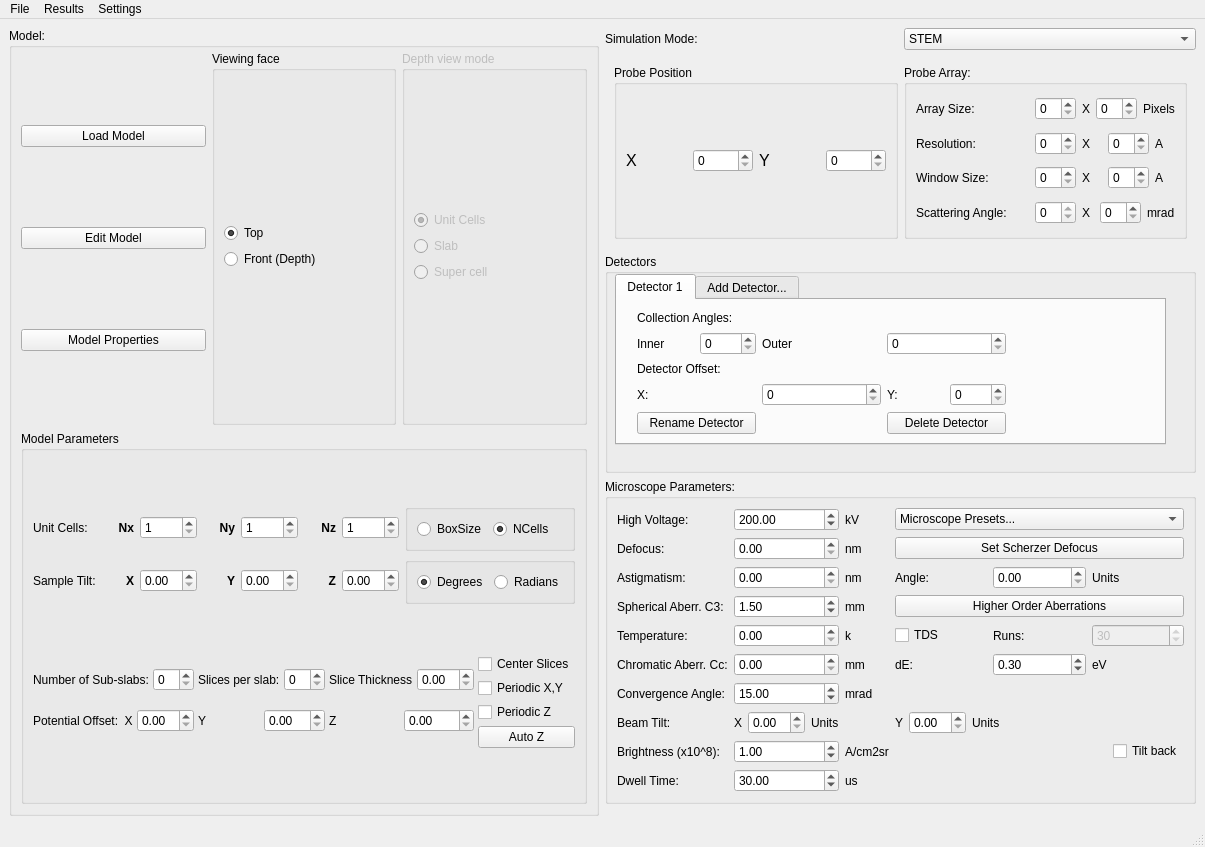
First picture: the form in GUI_Qt/qstem.ui, repository QSTEM/QSTEM, before the edit.
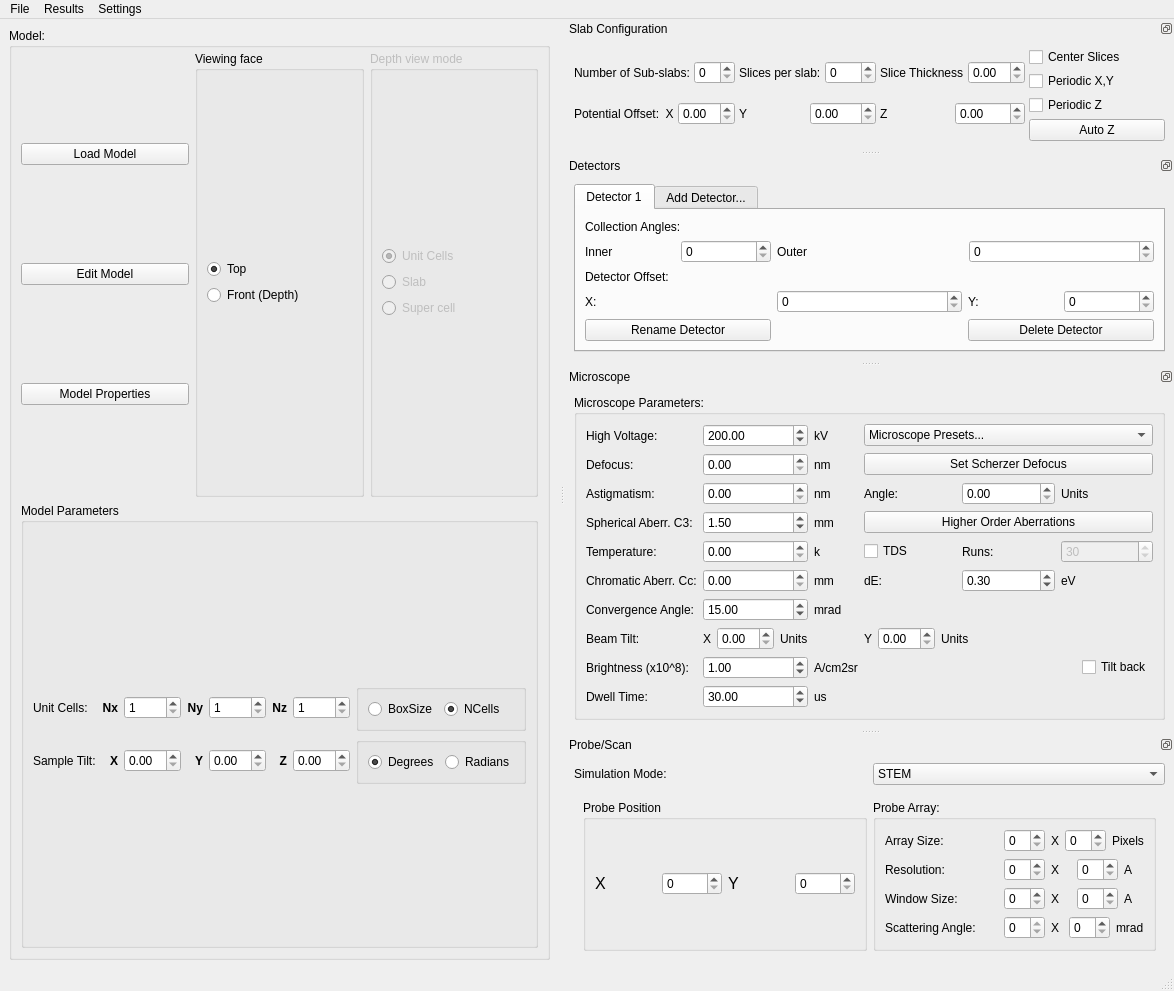
Second picture: the form after the edit. The open tabs and pages were chosen to show the change.

Commit message: tweak layout of main ui

```diff
--- a/GUI_Qt/qstem.ui
+++ b/GUI_Qt/qstem.ui
@@ -6,8 +6,8 @@
    <rect>
     <x>0</x>
     <y>0</y>
-    <width>1125</width>
-    <height>847</height>
+    <width>1086</width>
+    <height>965</height>
    </rect>
   </property>
   <property name="windowTitle">
@@ -15,7 +15,7 @@
   </property>
   <widget class="QWidget" name="centralwidget">
    <layout class="QGridLayout" name="gridLayout_2">
-    <item row="0" column="0" rowspan="5">
+    <item row="0" column="0" rowspan="3">
      <widget class="QGroupBox" name="ModelView">
       <property name="sizePolicy">
        <sizepolicy hsizetype="MinimumExpanding" vsizetype="Preferred">
@@ -355,7 +355,70 @@
             </item>
            </layout>
           </item>
-          <item>
+         </layout>
+        </widget>
+       </item>
+      </layout>
+     </widget>
+    </item>
+   </layout>
+  </widget>
+  <widget class="QMenuBar" name="menubar">
+   <property name="geometry">
+    <rect>
+     <x>0</x>
+     <y>0</y>
+     <width>1086</width>
+     <height>21</height>
+    </rect>
+   </property>
+   <widget class="QMenu" name="menuFile">
+    <property name="title">
+     <string>File</string>
+    </property>
+    <addaction name="actionNew_Simulation"/>
+    <addaction name="actionSave_Simulation"/>
+    <addaction name="actionLoad_Simulation"/>
+   </widget>
+   <widget class="QMenu" name="menuResults">
+    <property name="title">
+     <string>Results</string>
+    </property>
+   </widget>
+   <widget class="QMenu" name="menuSettings">
+    <property name="title">
+     <string>Settings</string>
+    </property>
+    <addaction name="actionDefaults"/>
+    <addaction name="actionAdvanced"/>
+   </widget>
+   <addaction name="menuFile"/>
+   <addaction name="menuResults"/>
+   <addaction name="menuSettings"/>
+  </widget>
+  <widget class="QStatusBar" name="statusbar"/>
+  <widget class="QDockWidget" name="SlabDock">
+   <property name="sizePolicy">
+    <sizepolicy hsizetype="MinimumExpanding" vsizetype="MinimumExpanding">
+     <horstretch>0</horstretch>
+     <verstretch>0</verstretch>
+    </sizepolicy>
+   </property>
+   <property name="floating">
+    <bool>false</bool>
+   </property>
+   <property name="features">
+    <set>QDockWidget::DockWidgetFloatable|QDockWidget::DockWidgetMovable</set>
+   </property>
+   <property name="windowTitle">
+    <string>Slab Configuration</string>
+   </property>
+   <attribute name="dockWidgetArea">
+    <number>2</number>
+   </attribute>
+   <widget class="QWidget" name="dockWidgetContents">
+    <layout class="QGridLayout" name="gridLayout_14">
+     <item row="0" column="0">
            <layout class="QGridLayout" name="gridLayout_8" columnstretch="0,0,0,0,0">
             <property name="spacing">
              <number>4</number>
@@ -505,15 +568,171 @@
           </item>
          </layout>
         </widget>
-       </item>
-      </layout>
-     </widget>
-    </item>
-    <item row="2" column="1">
+  </widget>
+  <widget class="QDockWidget" name="DetectorsDock">
+   <property name="sizePolicy">
+    <sizepolicy hsizetype="MinimumExpanding" vsizetype="MinimumExpanding">
+     <horstretch>0</horstretch>
+     <verstretch>0</verstretch>
+    </sizepolicy>
+   </property>
+   <property name="features">
+    <set>QDockWidget::DockWidgetFloatable|QDockWidget::DockWidgetMovable</set>
+   </property>
+   <property name="windowTitle">
+    <string>Detectors</string>
+   </property>
+   <attribute name="dockWidgetArea">
+    <number>2</number>
+   </attribute>
+   <widget class="QWidget" name="dockWidgetContents_2">
+    <layout class="QGridLayout" name="gridLayout_15">
+     <item row="0" column="0">
+      <widget class="QTabWidget" name="tabWidget">
+       <property name="sizePolicy">
+        <sizepolicy hsizetype="MinimumExpanding" vsizetype="MinimumExpanding">
+         <horstretch>0</horstretch>
+         <verstretch>0</verstretch>
+        </sizepolicy>
+       </property>
+       <property name="currentIndex">
+        <number>0</number>
+       </property>
+       <widget class="QWidget" name="Detector1">
+        <attribute name="title">
+         <string>Detector 1</string>
+        </attribute>
+        <layout class="QGridLayout" name="gridLayout_18">
+         <item row="0" column="0">
+          <layout class="QGridLayout" name="gridLayout_10">
+           <item row="0" column="0">
+            <layout class="QGridLayout" name="gridLayout_9">
+             <item row="0" column="0" colspan="2">
+              <widget class="QLabel" name="label_89">
+               <property name="text">
+                <string>Collection Angles:</string>
+               </property>
+              </widget>
+             </item>
+             <item row="1" column="0">
+              <layout class="QHBoxLayout" name="horizontalLayout_8">
+               <item>
+                <widget class="QLabel" name="label_94">
+                 <property name="text">
+                  <string>Inner</string>
+                 </property>
+                </widget>
+               </item>
+               <item>
+                <widget class="QSpinBox" name="DetectorInnerAngle"/>
+               </item>
+              </layout>
+             </item>
+             <item row="1" column="1" colspan="2">
+              <layout class="QHBoxLayout" name="horizontalLayout_4">
+               <item>
+                <widget class="QLabel" name="label_93">
+                 <property name="text">
+                  <string>Outer</string>
+                 </property>
+                </widget>
+               </item>
+               <item>
+                <widget class="QSpinBox" name="DetectorOuterAngle"/>
+               </item>
+              </layout>
+             </item>
+             <item row="2" column="0" colspan="2">
+              <widget class="QLabel" name="label_90">
+               <property name="text">
+                <string>Detector Offset:</string>
+               </property>
+              </widget>
+             </item>
+             <item row="3" column="0" colspan="2">
+              <layout class="QHBoxLayout" name="horizontalLayout">
+               <item>
+                <widget class="QLabel" name="label_91">
+                 <property name="text">
+                  <string>X: </string>
+                 </property>
+                </widget>
+               </item>
+               <item>
+                <widget class="QSpinBox" name="DetectorOffsetX"/>
+               </item>
+              </layout>
+             </item>
+             <item row="3" column="2">
+              <layout class="QHBoxLayout" name="horizontalLayout_2">
+               <item>
+                <widget class="QLabel" name="label_92">
+                 <property name="text">
+                  <string>Y: </string>
+                 </property>
+                </widget>
+               </item>
+               <item>
+                <widget class="QSpinBox" name="DetectorOffsetY"/>
+               </item>
+              </layout>
+             </item>
+             <item row="4" column="0">
+              <widget class="QPushButton" name="pushButton_8">
+               <property name="text">
+                <string>Rename Detector</string>
+               </property>
+              </widget>
+             </item>
+             <item row="4" column="2">
+              <widget class="QPushButton" name="pushButton_9">
+               <property name="text">
+                <string>Delete Detector</string>
+               </property>
+              </widget>
+             </item>
+            </layout>
+           </item>
+          </layout>
+         </item>
+        </layout>
+       </widget>
+       <widget class="QWidget" name="tab_2">
+        <attribute name="title">
+         <string>Add Detector...</string>
+        </attribute>
+       </widget>
+      </widget>
+     </item>
+    </layout>
+   </widget>
+  </widget>
+  <widget class="QDockWidget" name="MicroscopeDock">
+   <property name="sizePolicy">
+    <sizepolicy hsizetype="MinimumExpanding" vsizetype="MinimumExpanding">
+     <horstretch>0</horstretch>
+     <verstretch>0</verstretch>
+    </sizepolicy>
+   </property>
+   <property name="features">
+    <set>QDockWidget::DockWidgetFloatable|QDockWidget::DockWidgetMovable</set>
+   </property>
+   <property name="windowTitle">
+    <string>Microscope</string>
+   </property>
+   <attribute name="dockWidgetArea">
+    <number>2</number>
+   </attribute>
+   <widget class="QWidget" name="dockWidgetContents_3">
+    <layout class="QGridLayout" name="gridLayout_16">
+     <item row="0" column="0">
      <widget class="QGroupBox" name="MicroscopeConfig">
       <property name="title">
        <string>Microscope Parameters:</string>
       </property>
+       <property name="alignment">
+        <set>Qt::AlignLeading|Qt::AlignLeft|Qt::AlignTop</set>
+       </property>
       <layout class="QGridLayout" name="gridLayout_4">
        <item row="0" column="3">
         <widget class="QLabel" name="label_33">
@@ -915,143 +1134,22 @@
       </layout>
      </widget>
     </item>
-    <item row="1" column="1">
-     <widget class="QGroupBox" name="DetectorConfig">
-      <property name="sizePolicy">
-       <sizepolicy hsizetype="Preferred" vsizetype="MinimumExpanding">
-        <horstretch>0</horstretch>
-        <verstretch>0</verstretch>
-       </sizepolicy>
-      </property>
-      <property name="title">
-       <string>Detectors</string>
-      </property>
-      <widget class="QTabWidget" name="tabWidget">
-       <property name="geometry">
-        <rect>
-         <x>10</x>
-         <y>20</y>
-         <width>551</width>
-         <height>171</height>
-        </rect>
-       </property>
-       <property name="currentIndex">
-        <number>0</number>
-       </property>
-       <widget class="QWidget" name="Detector1">
-        <attribute name="title">
-         <string>Detector 1</string>
-        </attribute>
-        <widget class="QWidget" name="layoutWidget">
-         <property name="geometry">
-          <rect>
-           <x>20</x>
-           <y>10</y>
-           <width>369</width>
-           <height>124</height>
-          </rect>
-         </property>
-         <layout class="QGridLayout" name="gridLayout_10">
+    </layout>
+   </widget>
+  </widget>
+  <widget class="QDockWidget" name="ProbeDock">
+   <property name="features">
+    <set>QDockWidget::DockWidgetFloatable|QDockWidget::DockWidgetMovable</set>
+   </property>
+   <property name="windowTitle">
+    <string>Probe/Scan</string>
+   </property>
+   <attribute name="dockWidgetArea">
+    <number>2</number>
+   </attribute>
+   <widget class="QWidget" name="dockWidgetContents_4">
+    <layout class="QGridLayout" name="gridLayout_17">
           <item row="0" column="0">
-           <layout class="QGridLayout" name="gridLayout_9">
-            <item row="0" column="0" colspan="2">
-             <widget class="QLabel" name="label_89">
-              <property name="text">
-               <string>Collection Angles:</string>
-              </property>
-             </widget>
-            </item>
-            <item row="1" column="0">
-             <layout class="QHBoxLayout" name="horizontalLayout_8">
-              <item>
-               <widget class="QLabel" name="label_94">
-                <property name="text">
-                 <string>Inner</string>
-                </property>
-               </widget>
-              </item>
-              <item>
-               <widget class="QSpinBox" name="DetectorInnerAngle"/>
-              </item>
-             </layout>
-            </item>
-            <item row="1" column="1" colspan="2">
-             <layout class="QHBoxLayout" name="horizontalLayout_4">
-              <item>
-               <widget class="QLabel" name="label_93">
-                <property name="text">
-                 <string>Outer</string>
-                </property>
-               </widget>
-              </item>
-              <item>
-               <widget class="QSpinBox" name="DetectorOuterAngle"/>
-              </item>
-             </layout>
-            </item>
-            <item row="2" column="0" colspan="2">
-             <widget class="QLabel" name="label_90">
-              <property name="text">
-               <string>Detector Offset:</string>
-              </property>
-             </widget>
-            </item>
-            <item row="3" column="0" colspan="2">
-             <layout class="QHBoxLayout" name="horizontalLayout">
-              <item>
-               <widget class="QLabel" name="label_91">
-                <property name="text">
-                 <string>X: </string>
-                </property>
-               </widget>
-              </item>
-              <item>
-               <widget class="QSpinBox" name="DetectorOffsetX"/>
-              </item>
-             </layout>
-            </item>
-            <item row="3" column="2">
-             <layout class="QHBoxLayout" name="horizontalLayout_2">
-              <item>
-               <widget class="QLabel" name="label_92">
-                <property name="text">
-                 <string>Y: </string>
-                </property>
-               </widget>
-              </item>
-              <item>
-               <widget class="QSpinBox" name="DetectorOffsetY"/>
-              </item>
-             </layout>
-            </item>
-            <item row="4" column="0">
-             <widget class="QPushButton" name="pushButton_8">
-              <property name="text">
-               <string>Rename Detector</string>
-              </property>
-             </widget>
-            </item>
-            <item row="4" column="2">
-             <widget class="QPushButton" name="pushButton_9">
-              <property name="text">
-               <string>Delete Detector</string>
-              </property>
-             </widget>
-            </item>
-           </layout>
-          </item>
-         </layout>
-        </widget>
-       </widget>
-       <widget class="QWidget" name="tab_2">
-        <attribute name="title">
-         <string>Add Detector...</string>
-        </attribute>
-       </widget>
-      </widget>
-     </widget>
-    </item>
-    <item row="0" column="1">
      <layout class="QVBoxLayout" name="verticalLayout_6">
       <item>
        <layout class="QHBoxLayout" name="horizontalLayout_6">
@@ -1509,14 +1607,14 @@
          </layout>
         </widget>
         <widget class="QWidget" name="CBED">
-         <layout class="QHBoxLayout" name="horizontalLayout_18">
-          <item>
+          <layout class="QGridLayout" name="gridLayout_11">
+           <item row="0" column="0">
            <widget class="QGroupBox" name="groupBox_8">
             <property name="title">
              <string>Probe Position</string>
             </property>
-            <layout class="QHBoxLayout" name="horizontalLayout_17">
-             <item>
+             <layout class="QGridLayout" name="gridLayout_20">
+              <item row="0" column="0">
               <layout class="QHBoxLayout" name="horizontalLayout_16">
                <item>
                 <widget class="QLabel" name="label_19">
@@ -1553,7 +1651,7 @@
             </layout>
            </widget>
           </item>
-          <item>
+           <item row="0" column="1">
            <widget class="QGroupBox" name="groupBox_10">
             <property name="sizePolicy">
              <sizepolicy hsizetype="Minimum" vsizetype="Minimum">
@@ -1564,6 +1662,9 @@
             <property name="title">
              <string>Probe Array:</string>
             </property>
+             <property name="alignment">
+              <set>Qt::AlignLeading|Qt::AlignLeft|Qt::AlignTop</set>
+             </property>
             <layout class="QGridLayout" name="gridLayout_7">
              <item row="0" column="0">
               <widget class="QLabel" name="label_23">
@@ -1704,40 +1805,7 @@
     </item>
    </layout>
   </widget>
-  <widget class="QMenuBar" name="menubar">
-   <property name="geometry">
-    <rect>
-     <x>0</x>
-     <y>0</y>
-     <width>1125</width>
-     <height>21</height>
-    </rect>
-   </property>
-   <widget class="QMenu" name="menuFile">
-    <property name="title">
-     <string>File</string>
-    </property>
-    <addaction name="actionNew_Simulation"/>
-    <addaction name="actionSave_Simulation"/>
-    <addaction name="actionLoad_Simulation"/>
-   </widget>
-   <widget class="QMenu" name="menuResults">
-    <property name="title">
-     <string>Results</string>
-    </property>
-   </widget>
-   <widget class="QMenu" name="menuSettings">
-    <property name="title">
-     <string>Settings</string>
-    </property>
-    <addaction name="actionDefaults"/>
-    <addaction name="actionAdvanced"/>
-   </widget>
-   <addaction name="menuFile"/>
-   <addaction name="menuResults"/>
-   <addaction name="menuSettings"/>
-  </widget>
-  <widget class="QStatusBar" name="statusbar"/>
+  </widget>
   <action name="actionNew_Simulation">
    <property name="text">
     <string>New Simulation</string>
```
Left out of the diff: 38 changed lines with no effect on the pictures. Lines whose indentation alone changed are shown as unchanged.
